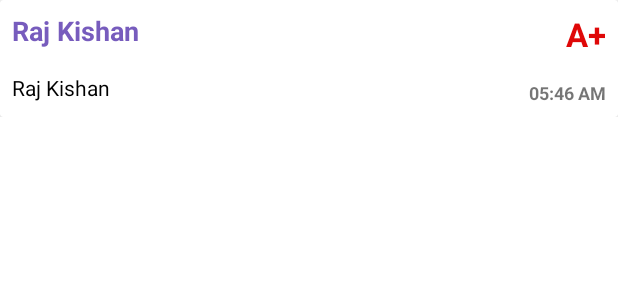
After one commit to Rajkishan0406/Plasma, an Android app: the layout chat_layout.xml on its own in the app's theme, with its tools: preview values and no code run, on a phone screen of 412 x 824 dp. The commit adds this screen. Shown: the top 300 px of the screen. Run offline under Robolectric (Android 15) with nearby library versions, the phone set to English and light mode, and no system bars.

Commit message:
Chat Fragment backend done!!

```diff
--- a/app/src/main/java/com/example/plasma/Dashboard/Model/ChatModel.kt
+++ b/app/src/main/java/com/example/plasma/Dashboard/Model/ChatModel.kt
@@ -5,15 +5,17 @@ class ChatModel {
     var Message : String? = null
     var Time : String? = null
     var From : String? = null
+    var day : String? = null
 
     constructor(){
 
     }
 
-    constructor(Message: String?, Time: String?, From: String?) {
+    constructor(Message: String?, Time: String?, From: String?, day: String?) {
         this.Message = Message
         this.Time = Time
         this.From = From
+        this.day = day
     }
 
 }
--- /dev/null
+++ b/app/src/main/res/layout/chat_layout.xml
@@ -0,0 +1,64 @@
+<?xml version="1.0" encoding="utf-8"?>
+<androidx.constraintlayout.widget.ConstraintLayout
+    xmlns:android="http://schemas.android.com/apk/res/android" android:layout_width="match_parent"
+    android:layout_height="wrap_content">
+
+    <androidx.cardview.widget.CardView
+        android:layout_width="match_parent"
+        android:layout_height="wrap_content"
+        android:layout_margin="0dp">
+
+        <RelativeLayout
+            android:layout_width="match_parent"
+            android:layout_height="match_parent">
+
+            <TextView
+                android:id="@+id/name"
+                android:layout_width="wrap_content"
+                android:layout_height="wrap_content"
+                android:text="Raj Kishan"
+                android:textStyle="bold"
+                android:textColor="@color/chat2"
+                android:textSize="18dp"
+                android:layout_margin="8dp"/>
+
+            <TextView
+                android:id="@+id/blood"
+                android:layout_width="wrap_content"
+                android:layout_height="wrap_content"
+                android:text="A+"
+                android:textStyle="bold"
+                android:textColor="@color/red"
+                android:textSize="22dp"
+                android:layout_alignParentRight="true"
+                android:layout_margin="8dp"/>
+
+            <TextView
+                android:id="@+id/last_msg"
+                android:layout_width="wrap_content"
+                android:layout_height="wrap_content"
+                android:text="Raj Kishan"
+                android:layout_below="@+id/name"
+                android:maxWidth="250dp"
+                android:textColor="@color/black"
+                android:textSize="14dp"
+                android:layout_margin="8dp"/>
+
+
+            <TextView
+                android:id="@+id/time"
+                android:layout_width="wrap_content"
+                android:layout_height="wrap_content"
+                android:text="05:46 AM"
+                android:textStyle="bold"
+                android:textSize="12dp"
+                android:layout_alignParentRight="true"
+                android:layout_below="@+id/blood"
+                android:layout_margin="8dp"/>
+
+
+        </RelativeLayout>
+
+    </androidx.cardview.widget.CardView>
+
+</androidx.constraintlayout.widget.ConstraintLayout>
```
Also changed, not shown: app/src/main/java/com/example/plasma/Dashboard/Adapter/ChatAdapter.kt (+6 -3 lines), app/src/main/java/com/example/plasma/Dashboard/Adapter/ChatFragmentAdapter.kt (added, +61 -0 lines), app/src/main/java/com/example/plasma/Dashboard/Chat/ChatFragment.kt (+70 -0 lines), app/src/main/java/com/example/plasma/Dashboard/Chat/ChatPageFragment.kt (+9 -2 lines), app/src/main/java/com/example/plasma/Dashboard/Model/ChatFragmentModel.kt (added, +23 -0 lines), app/src/main/res/layout/chat_time_change.xml (added, +48 -0 lines), app/src/main/res/layout/fragment_chat.xml (+4 -3 lines), app/src/main/res/layout/receiver.xml (+7 -0 lines), app/src/main/res/layout/sender.xml (+7 -0 lines).
